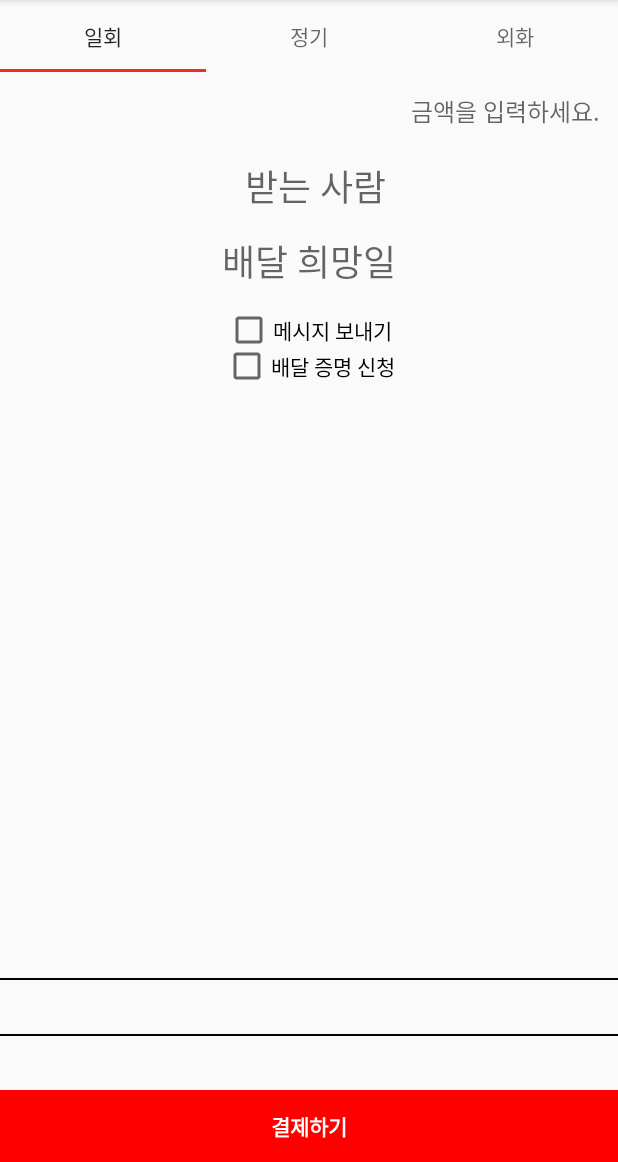
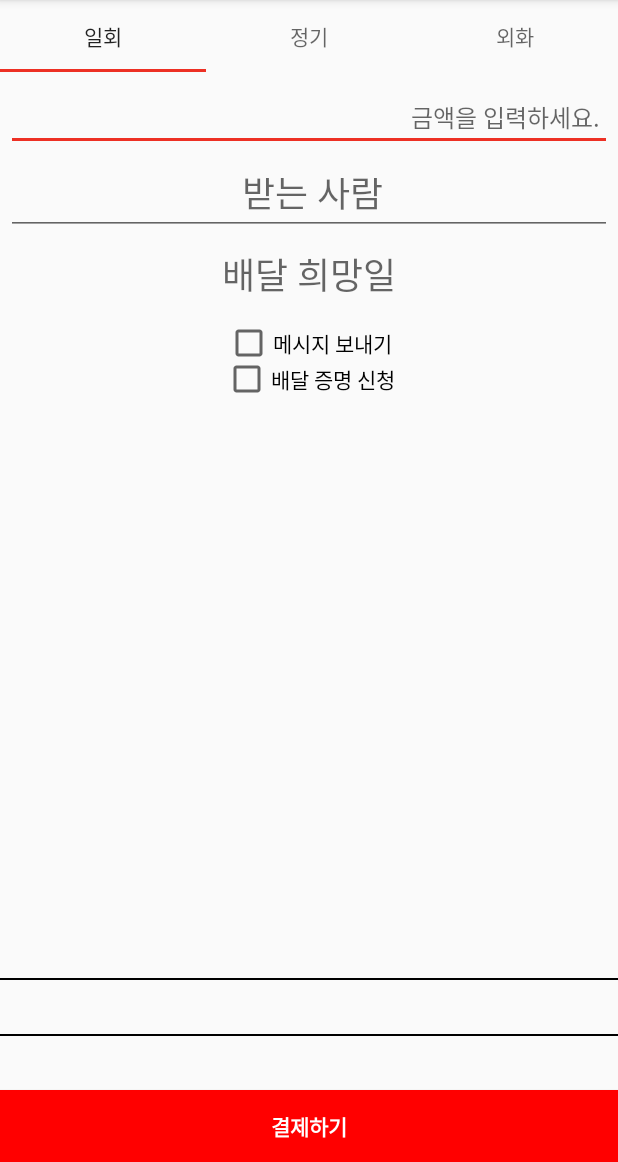
Before and after one commit to yh-kim/post-pay, an Android app: the DeliveryOneTimeFragment screen opened directly, with no data from a screen before it, on a phone screen of 412 x 824 dp, the part 74-1236 px from its top. Run offline under Robolectric (Android 15) with nearby library versions, the phone set to English and light mode, and no system bars; 1 statement that could not run was skipped.

Commit message:
[date] 2018.04.06 by Hunjin [change] remove background desing of edit text

```diff
--- a/app/src/main/res/drawable/round_corner.xml
+++ b/app/src/main/res/drawable/round_corner.xml
@@ -1,6 +1,6 @@
 <?xml version="1.0" encoding="utf-8"?>
 <selector xmlns:android="http://schemas.android.com/apk/res/android">
-    <item android:layout_height="match_parent">
+    <item android:layout_height="wrap_content">
         <shape android:shape="rectangle">
             <solid android:color="#888" />
             <stroke android:width="2dp" android:color="#333" />
--- a/app/src/main/res/layout/fragment_delivery_one_time.xml
+++ b/app/src/main/res/layout/fragment_delivery_one_time.xml
@@ -6,11 +6,10 @@
     <EditText
         android:id="@+id/edt_one_time_send_money"
         android:layout_width="match_parent"
-        android:layout_height="36dp"
+        android:layout_height="wrap_content"
         android:layout_marginLeft="4dp"
         android:layout_marginRight="4dp"
         android:layout_marginTop="8dp"
-        android:background="@drawable/round_corner"
         android:hint="금액을 입력하세요."
         android:inputType="number"
         android:paddingLeft="8dp"
@@ -26,7 +25,6 @@
         android:layout_marginLeft="4dp"
         android:layout_marginRight="4dp"
         android:layout_marginTop="8dp"
-        android:background="@drawable/round_corner"
         android:hint="받는 사람"
         android:paddingLeft="8dp"
         android:textAlignment="center"
@@ -41,7 +39,6 @@
         android:layout_marginLeft="4dp"
         android:layout_marginRight="4dp"
         android:layout_marginTop="8dp"
-        android:background="@drawable/round_corner"
         android:hint="배달 희망일"
         android:textAlignment="center"
         android:textSize="24sp" />
```
